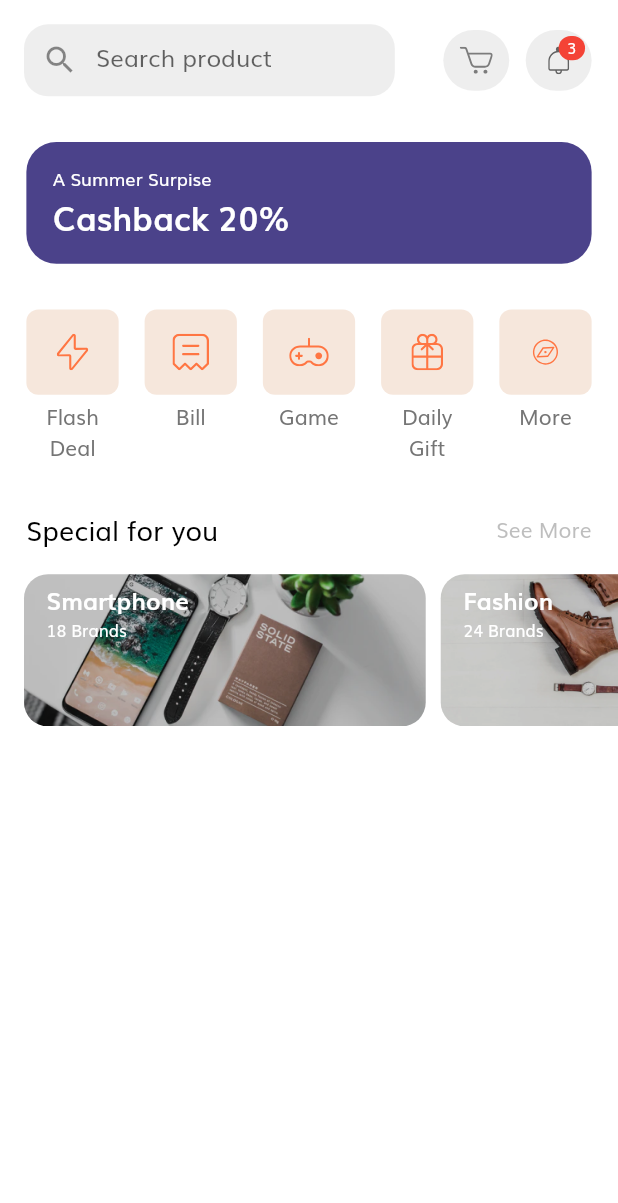
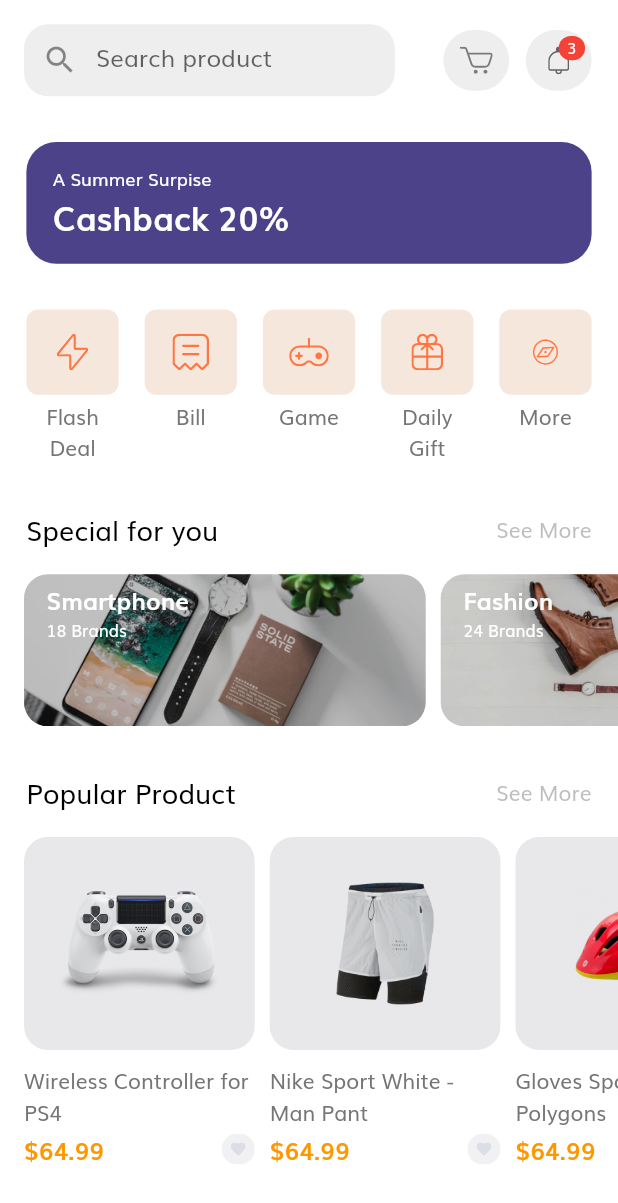
Before and after one commit to nguyencse/ecommerce, a Flutter app: the screen it shows after launch, on a phone screen of 412 x 824 dp. Shown: the top 1203 px of the screen. Run offline on Flutter 3.47's test engine with Material 2 defaults, Android fonts, the phone set to English and light mode, and no system bars; our stand-ins replace flutter_svg.

Commit message:
add product list to home

```diff
--- a/lib/screens/home/components/body.dart
+++ b/lib/screens/home/components/body.dart
@@ -1,7 +1,7 @@
 import 'package:ecommerce/components/icon_btn_with_counter.dart';
 import 'package:ecommerce/components/shortcut.dart';
-import 'package:ecommerce/constants.dart';
 import 'package:ecommerce/screens/home/components/home_block.dart';
+import 'package:ecommerce/screens/home/models/Product.dart';
 import 'package:ecommerce/screens/home/models/home_item.dart';
 import 'package:ecommerce/size_config.dart';
 import 'package:flutter/material.dart';
@@ -16,6 +16,24 @@ class Body extends StatelessWidget {
         title: 'Fashion',
         subtitle: '24 Brands',
         background: 'assets/images/Image Banner 3.png'),
+  ];
+
+  List<Product> products = [
+    Product(
+      name: 'Wireless Controller for PS4',
+      price: '64.99',
+      thumbnail: 'assets/images/Image Popular Product 1.png',
+    ),
+    Product(
+      name: 'Nike Sport White - Man Pant',
+      price: '64.99',
+      thumbnail: 'assets/images/Image Popular Product 2.png',
+    ),
+    Product(
+      name: 'Gloves Sport Orange - Polygons',
+      price: '64.99',
+      thumbnail: 'assets/images/Image Popular Product 3.png',
+    ),
   ];
 
   @override
@@ -34,7 +52,14 @@ class Body extends StatelessWidget {
             type: HomeBlock.TYPE_CATE,
             headerLeft: 'Special for you',
             headerRight: 'See More',
-            items: cates,
+            cates: cates,
+          ),
+          SizedBox(height: getProportionateScreenHeight(30)),
+          HomeBlock(
+            type: HomeBlock.TYPE_PRODUCT,
+            headerLeft: 'Popular Product',
+            headerRight: 'See More',
+            products: products,
           ),
         ],
       ),
@@ -152,68 +177,3 @@ class Body extends StatelessWidget {
     );
   }
 }
-
-class BannerProduct extends StatelessWidget {
-  const BannerProduct({
-    Key key,
-    this.title,
-    this.subitle,
-    this.background,
-  }) : super(key: key);
-
-  final String title;
-  final String subitle;
-  final String background;
-
-  @override
-  Widget build(BuildContext context) {
-    return Stack(
-      children: [
-        ClipRRect(
-          borderRadius: BorderRadius.circular(16),
-          child: Image.asset(
-            background,
-            width: SizeConfig.screenWidth * 0.65,
-            height: getProportionateScreenHeight(100),
-            fit: BoxFit.cover,
-          ),
-        ),
-        Positioned(
-          top: 0,
-          left: 0,
-          right: 0,
-          bottom: 0,
-          child: Container(
-            decoration: BoxDecoration(
-                borderRadius: BorderRadius.circular(16),
-                color: Colors.black.withOpacity(0.2)),
-          ),
-        ),
-        Positioned(
-          top: 5,
-          left: 15,
-          child: Column(
-            crossAxisAlignment: CrossAxisAlignment.start,
-            children: [
-              Text(
-                title,
-                style: TextStyle(
-                  color: Colors.white,
-                  fontSize: 16,
-                  fontWeight: FontWeight.w700,
-                ),
-              ),
-              Text(
-                subitle,
-                style: TextStyle(
-                  color: Colors.white,
-                  fontSize: 11,
-                ),
-              ),
-            ],
-          ),
-        ),
-      ],
-    );
-  }
-}
--- /dev/null
+++ b/lib/screens/home/components/category_view.dart
@@ -0,0 +1,67 @@
+import 'package:ecommerce/size_config.dart';
+import 'package:flutter/material.dart';
+
+class CategoryView extends StatelessWidget {
+  const CategoryView({
+    Key key,
+    this.title,
+    this.subitle,
+    this.background,
+  }) : super(key: key);
+
+  final String title;
+  final String subitle;
+  final String background;
+
+  @override
+  Widget build(BuildContext context) {
+    return Stack(
+      children: [
+        ClipRRect(
+          borderRadius: BorderRadius.circular(16),
+          child: Image.asset(
+            background,
+            width: SizeConfig.screenWidth * 0.65,
+            height: getProportionateScreenHeight(100),
+            fit: BoxFit.cover,
+          ),
+        ),
+        Positioned(
+          top: 0,
+          left: 0,
+          right: 0,
+          bottom: 0,
+          child: Container(
+            decoration: BoxDecoration(
+                borderRadius: BorderRadius.circular(16),
+                color: Colors.black.withOpacity(0.2)),
+          ),
+        ),
+        Positioned(
+          top: 5,
+          left: 15,
+          child: Column(
+            crossAxisAlignment: CrossAxisAlignment.start,
+            children: [
+              Text(
+                title,
+                style: TextStyle(
+                  color: Colors.white,
+                  fontSize: 16,
+                  fontWeight: FontWeight.w700,
+                ),
+              ),
+              Text(
+                subitle,
+                style: TextStyle(
+                  color: Colors.white,
+                  fontSize: 11,
+                ),
+              ),
+            ],
+          ),
+        ),
+      ],
+    );
+  }
+}
--- a/lib/screens/home/components/home_block.dart
+++ b/lib/screens/home/components/home_block.dart
@@ -1,22 +1,26 @@
-import 'package:ecommerce/screens/home/components/body.dart';
+import 'package:ecommerce/screens/home/components/category_view.dart';
 import 'package:ecommerce/screens/home/components/header_block.dart';
+import 'package:ecommerce/screens/home/components/product_view.dart';
+import 'package:ecommerce/screens/home/models/Product.dart';
 import 'package:ecommerce/screens/home/models/home_item.dart';
 import 'package:ecommerce/size_config.dart';
 import 'package:flutter/material.dart';
 
 class HomeBlock extends StatefulWidget {
-  const HomeBlock({
-    Key key,
-    this.type = TYPE_CATE,
-    this.headerLeft,
-    this.headerRight,
-    this.items,
-  }) : super(key: key);
+  const HomeBlock(
+      {Key key,
+      this.type = TYPE_CATE,
+      this.headerLeft,
+      this.headerRight,
+      this.cates,
+      this.products})
+      : super(key: key);
 
   final int type;
   final String headerLeft;
   final String headerRight;
-  final List<HomeItem> items;
+  final List<HomeItem> cates;
+  final List<Product> products;
 
   static const int TYPE_CATE = 0;
   static const int TYPE_PRODUCT = 1;
@@ -56,12 +60,12 @@ class _HomeBlockState extends State<HomeBlock> {
       height: getProportionateScreenHeight(100),
       child: ListView.separated(
         separatorBuilder: (ctx, idx) => SizedBox(width: 10),
-        itemBuilder: (ctx, idx) => BannerProduct(
-          title: widget.items[idx].title,
-          subitle: widget.items[idx].subtitle,
-          background: widget.items[idx].background,
+        itemBuilder: (ctx, idx) => CategoryView(
+          title: widget.cates[idx].title,
+          subitle: widget.cates[idx].subtitle,
+          background: widget.cates[idx].background,
         ),
-        itemCount: widget.items.length,
+        itemCount: widget.cates.length,
         shrinkWrap: true,
         scrollDirection: Axis.horizontal,
         padding: EdgeInsets.symmetric(horizontal: 16),
@@ -70,6 +74,16 @@ class _HomeBlockState extends State<HomeBlock> {
   }
 
   Widget buildListProducts() {
-    return Container();
+    return SizedBox(
+      height: getProportionateScreenHeight(250),
+      child: ListView.separated(
+        separatorBuilder: (ctx, idx) => SizedBox(width: 10),
+        itemBuilder: (ctx, idx) => ProductView(product: widget.products[idx]),
+        itemCount: widget.products.length,
+        shrinkWrap: true,
+        scrollDirection: Axis.horizontal,
+        padding: EdgeInsets.symmetric(horizontal: 16),
+      ),
+    );
   }
 }
--- /dev/null
+++ b/lib/screens/home/components/product_view.dart
@@ -0,0 +1,77 @@
+import 'package:ecommerce/screens/home/models/Product.dart';
+import 'package:ecommerce/size_config.dart';
+import 'package:flutter/material.dart';
+import 'package:flutter_svg/flutter_svg.dart';
+
+class ProductView extends StatelessWidget {
+  const ProductView({
+    Key key,
+    this.product,
+  }) : super(key: key);
+
+  final Product product;
+
+  @override
+  Widget build(BuildContext context) {
+    return Column(
+      children: [
+        Container(
+          alignment: Alignment.center,
+          width: getProportionateScreenWidth(140),
+          height: getProportionateScreenHeight(140),
+          decoration: BoxDecoration(
+            color: Color(0xFFE8E8EB),
+            borderRadius: BorderRadius.circular(16),
+          ),
+          child: Image.asset(
+            product.thumbnail,
+            width: getProportionateScreenWidth(100),
+            height: getProportionateScreenHeight(100),
+          ),
+        ),
+        Container(
+          margin: const EdgeInsets.only(top: 10),
+          width: getProportionateScreenWidth(140),
+          child: Text(
+            product.name,
+            maxLines: 2,
+            overflow: TextOverflow.ellipsis,
+          ),
+        ),
+        Container(
+          margin: const EdgeInsets.only(top: 2),
+          width: getProportionateScreenWidth(140),
+          child: Row(
+            mainAxisAlignment: MainAxisAlignment.spaceBetween,
+            children: [
+              Text(
+                '\$' + product.price,
+                maxLines: 1,
+                overflow: TextOverflow.ellipsis,
+                style: TextStyle(
+                  color: Colors.orange,
+                  fontSize: 16,
+                  fontWeight: FontWeight.w600,
+                ),
+              ),
+              Container(
+                alignment: Alignment.center,
+                width: getProportionateScreenWidth(20),
+                height: getProportionateScreenHeight(20),
+                decoration: BoxDecoration(
+                  color: Color(0xFFE8E8EB).withAlpha(150),
+                  borderRadius: BorderRadius.circular(10),
+                ),
+                child: SvgPicture.asset(
+                  'assets/icons/Heart Icon_2.svg',
+                  width: 10,
+                  height: 10,
+                ),
+              ),
+            ],
+          ),
+        ),
+      ],
+    );
+  }
+}
--- /dev/null
+++ b/lib/screens/home/models/Product.dart
@@ -0,0 +1,14 @@
+class Product {
+  String name;
+  String price;
+  String priceUnit;
+  String thumbnail;
+  bool isLiked;
+
+  Product(
+      {this.name,
+      this.price,
+      this.priceUnit,
+      this.thumbnail,
+      this.isLiked = false});
+}
```
Also changed, not shown: 1 other file.
